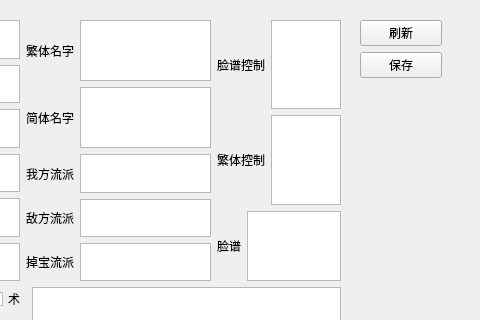
This is militarycommander.ui in NTS2R/nts2r_evo_editor as Qt 5 draws it before an edit; both pictures show x 320 to 800 and y 0 to 320 of the 800 by 550 pixel window. The edited form follows.
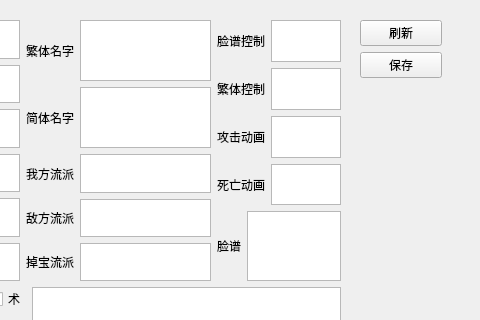
This is the edited form.

Commit message: Add attack&dead animation settings

```diff
--- a/militarycommander.ui
+++ b/militarycommander.ui
@@ -240,6 +240,19 @@
         <layout class="QVBoxLayout" name="verticalLayout_2">
          <item>
           <layout class="QGridLayout" name="gridLayout_5">
+           <item row="2" column="0">
+            <widget class="QLabel" name="label_15">
+             <property name="text">
+              <string>攻击动画</string>
+             </property>
+            </widget>
+           </item>
+           <item row="1" column="1">
+            <widget class="QPlainTextEdit" name="chtNameControlText"/>
+           </item>
+           <item row="0" column="1">
+            <widget class="QPlainTextEdit" name="faceControlText"/>
+           </item>
            <item row="0" column="0">
             <widget class="QLabel" name="label_13">
              <property name="text">
@@ -254,11 +267,18 @@
              </property>
             </widget>
            </item>
-           <item row="0" column="1">
-            <widget class="QPlainTextEdit" name="faceControlText"/>
+           <item row="3" column="0">
+            <widget class="QLabel" name="label_16">
+             <property name="text">
+              <string>死亡动画</string>
+             </property>
+            </widget>
            </item>
-           <item row="1" column="1">
-            <widget class="QPlainTextEdit" name="chtNameControlText"/>
+           <item row="2" column="1">
+            <widget class="QTextEdit" name="attackAnimationTextEdit"/>
+           </item>
+           <item row="3" column="1">
+            <widget class="QTextEdit" name="deadAnimationTextEdit"/>
            </item>
           </layout>
          </item>
```
The commit also changes 4 other files.
